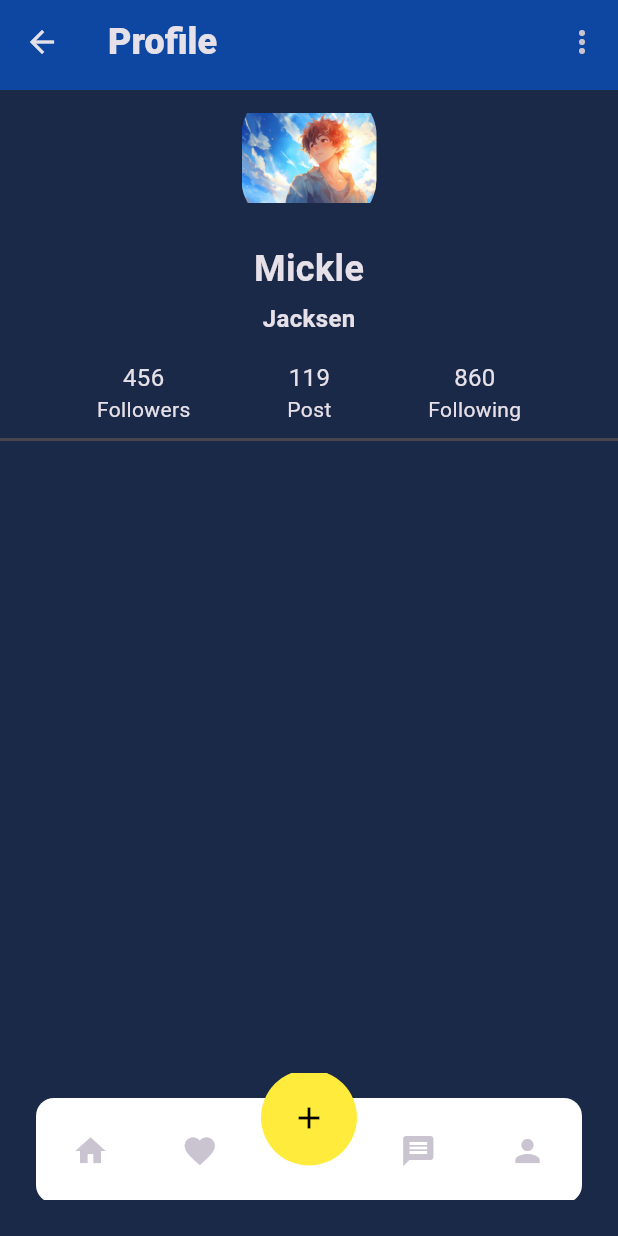
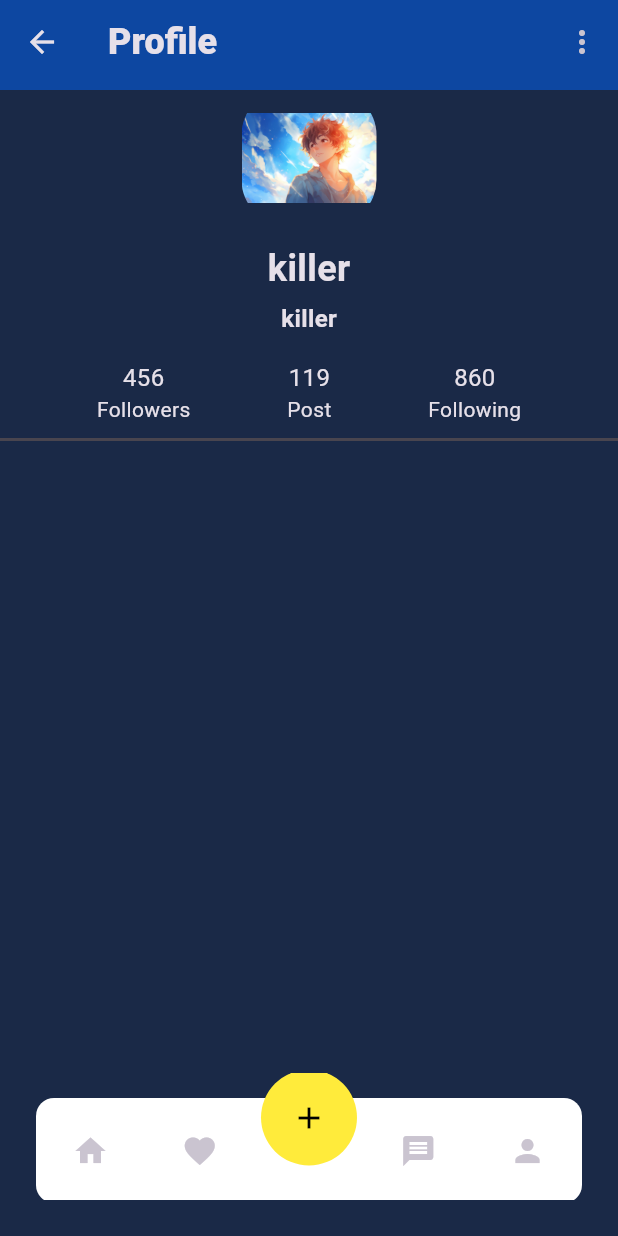
Before and after one commit to CodeWithArjunan/App_Development, a Flutter app: the MainPage screen opened by its route, item 4 of the bottom bar chosen, on a phone screen of 412 x 824 dp. Run offline on Flutter 3.47's test engine with Material 3 defaults, Android fonts, the phone set to English and light mode, and no system bars; our stand-ins replace flutter_map, latlong2; accounts and stored records are empty; Roboto replaces fonts that are missing (Urbanist).

Commit message:
user login info

```diff
--- a/app_testing/lib/Pages/main_page.dart
+++ b/app_testing/lib/Pages/main_page.dart
@@ -1,8 +1,11 @@
 import 'package:app_testing/Pages/home_page.dart';
 import 'package:app_testing/Pages/profile_page.dart';
+import 'package:app_testing/model/user.dart';
 import 'package:flutter/material.dart';
 
 class MainPage extends StatefulWidget{
+  final User user;
+  const MainPage({super.key, required this.user});
   @override
   State<MainPage> createState() => _HomePageState();
 }
@@ -14,7 +17,7 @@ class _HomePageState extends State<MainPage> {
   Widget build(BuildContext context) {
     return Scaffold(
       extendBody: true,
-      body: pages[currentIndex.index],
+      body: pages()[currentIndex.index],
      bottomNavigationBar: MyBottomNavigation(
       currentIndex: currentIndex.index,
        ontap: (value){
@@ -44,7 +47,7 @@ class _HomePageState extends State<MainPage> {
     );
   }
 
-  final pages=[
+   pages()=>[
     HomePage(),
     Center(
       child: Text("Favarites"),
@@ -55,7 +58,7 @@ class _HomePageState extends State<MainPage> {
      Center(
       child: Text("message"),
     ),
-    ProfilePage()
+    ProfilePage(user: User("m5", '1234', 'killer', '@gamil.com')),
   ];
 
 }
--- a/app_testing/lib/Pages/nearby_page.dart
+++ b/app_testing/lib/Pages/nearby_page.dart
@@ -187,13 +187,13 @@ class ExplorePage extends StatelessWidget{
         SizedBox(height: 20,),
         AppTextField(hint: "Enter Your location",),
         SizedBox(height: 14),
-        AppTextField(hint: "Enter Your location"),
+        AppTextField(hint: "Enter Your Distination"),
         SizedBox(height: 14),
         Container(
           child: Column(
             children: [
-              Image.asset("assets/temp/map.jpg", width: MediaQuery.of(context).size.width/3,
-              height:  MediaQuery.of(context).size.width/3, )
+              Image.asset("assets/temp/map.jpg", width: MediaQuery.of(context).size.width,
+              height:  MediaQuery.of(context).size.height/2, )
             ],
           ),
         )
--- a/app_testing/lib/Pages/profile_page.dart
+++ b/app_testing/lib/Pages/profile_page.dart
@@ -1,6 +1,7 @@
 import 'package:app_testing/Styles/app_text.dart';
 import 'package:app_testing/components/toolbar.dart';
 import 'package:app_testing/components/user_avatar.dart';
+import 'package:app_testing/model/user.dart';
 import 'package:flutter/material.dart';
 
 enum ProfileMenu{
@@ -8,6 +9,8 @@ enum ProfileMenu{
   logout
 }
 class ProfilePage extends StatelessWidget{
+  final User user;
+  const ProfilePage({super.key, required this.user});
   @override
   Widget build(BuildContext context) {
     return Scaffold(
@@ -53,9 +56,9 @@ class ProfilePage extends StatelessWidget{
         children: [
          UserAvatar(size: 90),
         SizedBox(height: 12,),
-        Text("Mickle",style: AppText.header2,),
+        Text('${user.name}',style: AppText.header2,),
         SizedBox(height: 5,),
-        Text("Jacksen",style: AppText.subtitle1),
+        Text("${user.name}",style: AppText.subtitle1),
         SizedBox(height: 16),
         Row(
           mainAxisAlignment: MainAxisAlignment.spaceEvenly,
--- a/app_testing/lib/main.dart
+++ b/app_testing/lib/main.dart
@@ -5,6 +5,7 @@ import 'package:app_testing/Pages/main_page.dart';
 import 'package:app_testing/Pages/nearby_page.dart';
 import 'package:app_testing/Pages/profile_page.dart';
 import 'package:app_testing/Styles/app_colors.dart';
+import 'package:app_testing/model/user.dart';
 import 'package:flutter/material.dart';
 
 void main() {
@@ -27,9 +28,9 @@ class MyApp extends StatelessWidget {
       initialRoute: '/',
       routes: {
         '/':(context) => LoginPage(),
-        '/home' :(context) => MainPage(),
-         '/main':(context) => MainPage(),
-         '/profile':(context)=> ProfilePage(),
+        '/home' :(context) => MainPage(user: User("m5", '1234', 'killer', '@gamil.com')),
+         '/main':(context) => MainPage(user: User("m5", '1234', 'killer', '@gamil.com'),),
+         '/profile':(context)=> ProfilePage(user: User("m5", '1234', 'killer', '@gamil.com')),
          '/edit_profile':(context)=> EditProfilePage(),
          '/location' : (context)=> NearbyPage(),
       },
--- /dev/null
+++ b/app_testing/lib/model/user.dart
@@ -0,0 +1,83 @@
+import 'package:flutter/material.dart';
+
+// void main() => runApp(MyApp());
+
+class User {
+  final String username;
+  final String password;
+  final String name;
+  final String email;
+
+  User(this.username, this.password, this.name, this.email);
+}
+
+final List<User> mockUsers = [
+  User('m1', '123', 'Sibin Kumar', 'sibin@example.com'),
+  User('m2', '12345', 'Prajosh Dev', 'prajosh@example.com'),
+];
+
+// class MyApp extends StatelessWidget {
+//   @override
+//   Widget build(BuildContext context) => MaterialApp(home: LoginPage());
+// }
+
+// class LoginPage extends StatefulWidget {
+//   @override
+//   State<LoginPage> createState() => _LoginPageState();
+// }
+
+// class _LoginPageState extends State<LoginPage> {
+//   final userCtrl = TextEditingController();
+//   final passCtrl = TextEditingController();
+//   User? loggedInUser;
+
+//   void checkLogin() {
+//     final username = userCtrl.text;
+//     final password = passCtrl.text;
+
+//     final user = mockUsers.firstWhere(
+//       (u) => u.username == username && u.password == password,
+//       orElse: () => User('', '', '', ''),
+
+//     );
+
+//     setState(() => loggedInUser = user);
+//   }
+
+//   @override
+//   Widget build(BuildContext context) {
+//     return Scaffold(
+//       appBar: AppBar(title: Text('Login')),
+//       body: loggedInUser == null ? buildLoginForm() : buildProfile(),
+//     );
+//   }
+
+//   // Widget buildLoginForm() => Padding(
+//   //       padding: EdgeInsets.all(20),
+//   //       child: Column(
+//   //         children: [
+//   //           TextField(controller: userCtrl, decoration: InputDecoration(labelText: 'Username')),
+//   //           TextField(controller: passCtrl, decoration: InputDecoration(labelText: 'Password'), obscureText: true),
+//   //           SizedBox(height: 20),
+//   //           ElevatedButton(onPressed: checkLogin, child: Text('Login')),
+//   //         ],
+//   //       ),
+//   //     );
+
+//   Widget buildProfile() => Padding(
+//         padding: EdgeInsets.all(20),
+//         child: Column(
+//           crossAxisAlignment: CrossAxisAlignment.start,
+//           children: [
+//             Text('Welcome, ${loggedInUser!.name}', style: TextStyle(fontSize: 20)),
+//             SizedBox(height: 10),
+//             Text('Email: ${loggedInUser!.email}'),
+//             SizedBox(height: 20),
+//             ElevatedButton(
+//               onPressed: () => setState(() => loggedInUser = null),
+//               child: Text('Logout'),
+//             ),
+//           ],
+//         ),
+//       );
+// }
```
Also changed, not shown: app_testing/lib/Pages/login_page.dart (+61 -4 lines).
